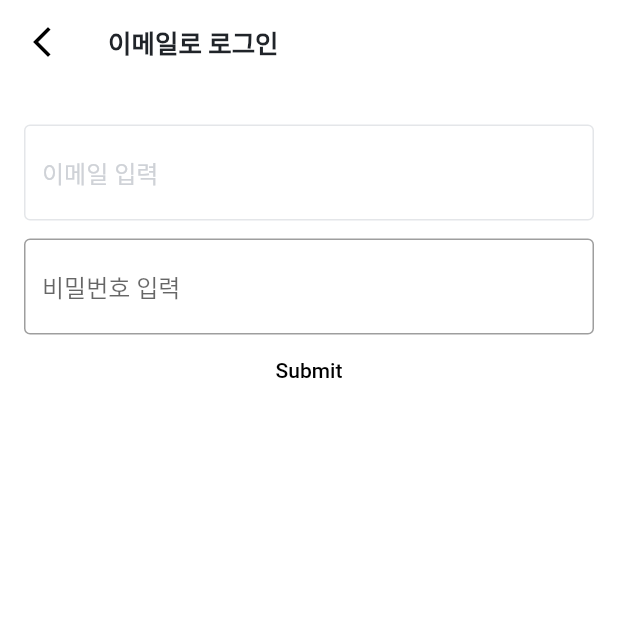
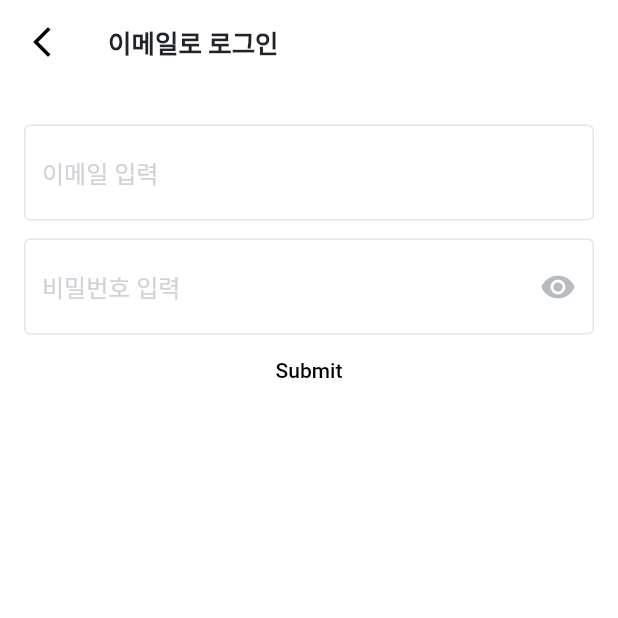
Before and after one commit to sungmin-choi/valt, a Flutter app: the AuthFirstPage screen opened directly, after a tap on "이메일로 로그인", on a phone screen of 412 x 824 dp, the top half of it. Run offline on Flutter 3.47's test engine with Material 2 defaults, Android fonts, the phone set to English and light mode, and no system bars; our stand-ins replace flutter_svg, get; Roboto replaces fonts that are missing (Pretendard).

Commit message:
feat) password input custom widget

```diff
--- a/lib/screens/auth/auth_email_login_page.dart
+++ b/lib/screens/auth/auth_email_login_page.dart
@@ -1,8 +1,9 @@
 import 'package:flutter/material.dart';
 import 'package:get/get.dart';
-import 'package:valt/styles/color_style.dart';
 import 'package:valt/styles/text_style.dart';
 import 'package:valt/utils/validation.dart';
+import 'package:valt/widgets/input_custom.dart';
+import 'package:valt/widgets/input_password_custom.dart';
 
 class EmailLoginPage extends StatefulWidget {
   const EmailLoginPage({super.key});
@@ -44,35 +45,21 @@ class _EmailLoginPageState extends State<EmailLoginPage> {
                   padding: const EdgeInsets.fromLTRB(16, 27, 16, 362),
                   child: Column(
                     children: [
-                      TextFormField(
-                        keyboardType: TextInputType.emailAddress,
-                        onChanged: (value) {
-                          email = value;
-                        },
-                        validator: Validation().validateEmail,
-                        decoration: InputDecoration(
+                      InputCustom(
                           hintText: '이메일 입력',
-                          hintStyle: const TextStyle(color: ColorStyles.gray40),
-                          enabledBorder: const OutlineInputBorder(
-                            borderSide:
-                                BorderSide(width: 1, color: ColorStyles.gray30),
-                          ),
-                          focusedBorder: OutlineInputBorder(
-                            borderRadius: BorderRadius.circular(2.0),
-                            borderSide: const BorderSide(
-                                width: 1, color: ColorStyles.gray100),
-                          ),
-                          errorBorder: const OutlineInputBorder(
-                            borderSide:
-                                BorderSide(width: 3, color: ColorStyles.red10),
-                          ),
-                        ),
-                      ),
+                          onChanged: (value) {
+                            email = value;
+                            _formKey.currentState?.validate();
+                          },
+                          validator: (value) =>
+                              Validation().validateEmail(value)),
                       const SizedBox(height: 12),
-                      const TextField(
-                        decoration: InputDecoration(
-                            border: OutlineInputBorder(), hintText: '비밀번호 입력'),
-                      ),
+                      InputPasswordCustom(
+                          hintText: '비밀번호 입력',
+                          onChanged: ((value) {
+                            password = value;
+                          }),
+                          validator: (value) => null),
                       TextButton(
                         style:
                             TextButton.styleFrom(foregroundColor: Colors.black),
@@ -84,23 +71,6 @@ class _EmailLoginPageState extends State<EmailLoginPage> {
                           if (!valid) {
                             return;
                           }
-
-                          showDialog<void>(
-                            context: context,
-                            builder: (context) => AlertDialog(
-                              title: const Text('Your story'),
-                              content:
-                                  Text('The $email developer saw a $password'),
-                              actions: [
-                                TextButton(
-                                  child: const Text('Done'),
-                                  onPressed: () {
-                                    Navigator.of(context).pop();
-                                  },
-                                ),
-                              ],
-                            ),
-                          );
                         },
                       ),
                     ],
--- a/lib/styles/color_style.dart
+++ b/lib/styles/color_style.dart
@@ -4,6 +4,7 @@ class ColorStyles {
   static const Color white = Colors.white;
   static const Color gray30 = Color(0xffE4E6E9);
   static const Color gray40 = Color(0xffCFD2D7);
+  static const Color gray50 = Color(0xffB7BBBF);
   static const Color gray60 = Color(0xff989CA1);
   static const Color gray70 = Color(0xff7A7F86);
   static const Color gray80 = Color(0xff5B6166);
--- a/lib/utils/validation.dart
+++ b/lib/utils/validation.dart
@@ -2,10 +2,10 @@ class Validation {
   //이메일 포맷 검증
   String? validateEmail(String? value) {
     final String result = value.toString();
-    if (RegExp(
+    if (!RegExp(
             r"^[a-zA-Z0-9.a-zA-Z0-9.!#$%&'*+-/=?^_`{|}~]+@[a-zA-Z0-9]+\.[a-zA-Z]+")
         .hasMatch(result)) {
-      return 'Please enter a valid email';
+      return '이메일 형식을 확인해 주세요';
     }
     return null;
   }
--- /dev/null
+++ b/lib/widgets/input_custom.dart
@@ -0,0 +1,40 @@
+import 'package:flutter/material.dart';
+
+import '../styles/color_style.dart';
+
+class InputCustom extends StatelessWidget {
+  final String hintText;
+  final void Function(String? value) onChanged;
+  final String? Function(String? value) validator;
+  const InputCustom(
+      {super.key,
+      required this.hintText,
+      required this.onChanged,
+      required this.validator});
+
+  @override
+  Widget build(BuildContext context) {
+    return TextFormField(
+      textInputAction: TextInputAction.next,
+      onChanged: onChanged,
+      validator: validator,
+      decoration: InputDecoration(
+        hintText: hintText,
+        hintStyle: const TextStyle(color: ColorStyles.gray40),
+        enabledBorder: const OutlineInputBorder(
+          borderSide: BorderSide(width: 1, color: ColorStyles.gray30),
+        ),
+        focusedBorder: OutlineInputBorder(
+          borderRadius: BorderRadius.circular(2.0),
+          borderSide: const BorderSide(width: 1, color: ColorStyles.gray100),
+        ),
+        focusedErrorBorder: const OutlineInputBorder(
+          borderSide: BorderSide(width: 1, color: ColorStyles.red10),
+        ),
+        errorBorder: const OutlineInputBorder(
+          borderSide: BorderSide(width: 1, color: ColorStyles.red10),
+        ),
+      ),
+    );
+  }
+}
--- /dev/null
+++ b/lib/widgets/input_password_custom.dart
@@ -0,0 +1,59 @@
+import 'package:flutter/material.dart';
+
+import '../styles/color_style.dart';
+
+class InputPasswordCustom extends StatefulWidget {
+  final String hintText;
+  final void Function(String? value) onChanged;
+  final String? Function(String? value) validator;
+  const InputPasswordCustom(
+      {super.key,
+      required this.hintText,
+      required this.onChanged,
+      required this.validator});
+
+  @override
+  State<InputPasswordCustom> createState() => _InputPasswordCustomState();
+}
+
+class _InputPasswordCustomState extends State<InputPasswordCustom> {
+  bool _obscureText = true;
+
+  void _toggle() {
+    setState(() {
+      _obscureText = !_obscureText;
+    });
+  }
+
+  @override
+  Widget build(BuildContext context) {
+    return TextFormField(
+      obscureText: _obscureText,
+      textInputAction: TextInputAction.next,
+      onChanged: widget.onChanged,
+      validator: widget.validator,
+      decoration: InputDecoration(
+        suffixIcon: IconButton(
+          icon: Icon(_obscureText ? Icons.visibility : Icons.visibility_off,
+              color: ColorStyles.gray50),
+          onPressed: _toggle,
+        ),
+        hintText: widget.hintText,
+        hintStyle: const TextStyle(color: ColorStyles.gray40),
+        enabledBorder: const OutlineInputBorder(
+          borderSide: BorderSide(width: 1, color: ColorStyles.gray30),
+        ),
+        focusedBorder: OutlineInputBorder(
+          borderRadius: BorderRadius.circular(2.0),
+          borderSide: const BorderSide(width: 1, color: ColorStyles.gray100),
+        ),
+        focusedErrorBorder: const OutlineInputBorder(
+          borderSide: BorderSide(width: 1, color: ColorStyles.red10),
+        ),
+        errorBorder: const OutlineInputBorder(
+          borderSide: BorderSide(width: 1, color: ColorStyles.red10),
+        ),
+      ),
+    );
+  }
+}
```
